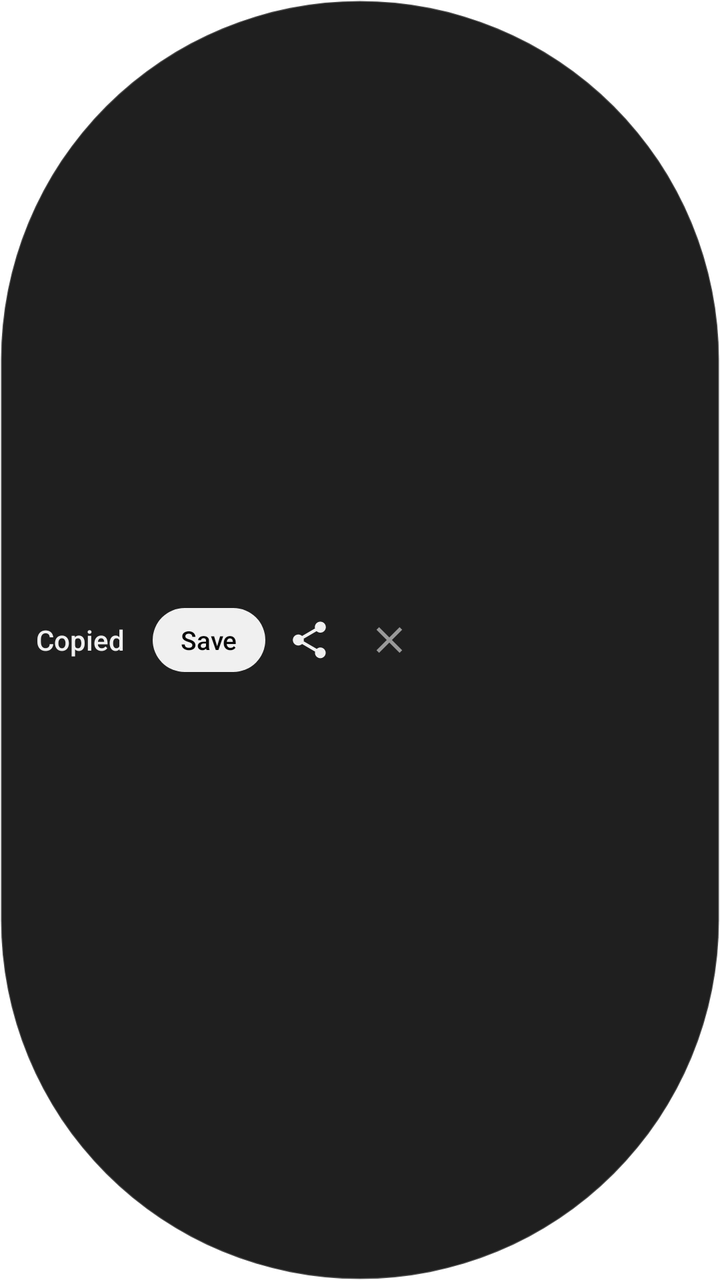
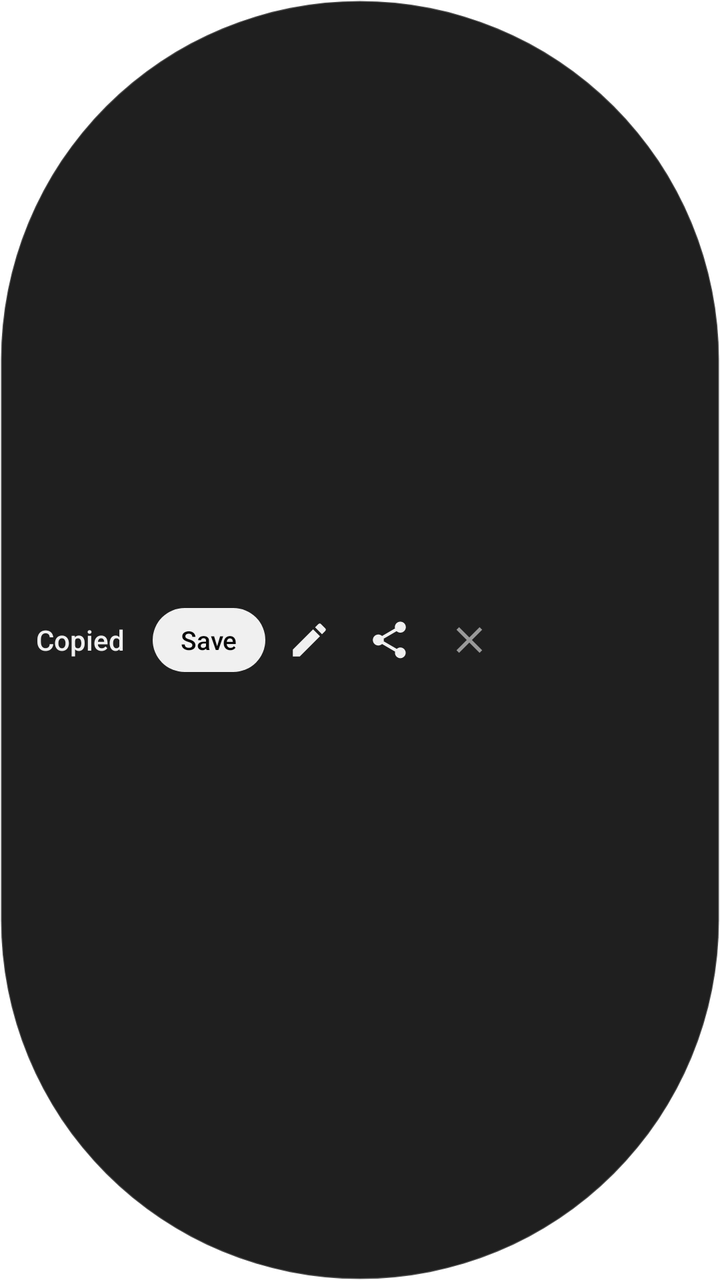

An Android layout rendered at two revisions. The XML below is the earlier revision; the diff shows what the commit changed to produce the second picture.
<!-- AndroidManifest.xml: application theme AppTheme -->
<!-- res/layout/overlay_shot.xml -->
<?xml version="1.0" encoding="utf-8"?>
<LinearLayout xmlns:android="http://schemas.android.com/apk/res/android"
    android:layout_width="wrap_content"
    android:layout_height="wrap_content"
    android:background="@drawable/overlay_bg"
    android:elevation="12dp"
    android:gravity="center_vertical"
    android:orientation="horizontal"
    android:paddingStart="18dp"
    android:paddingEnd="6dp"
    android:paddingVertical="6dp">

    <TextView
        android:id="@+id/label"
        android:layout_width="wrap_content"
        android:layout_height="wrap_content"
        android:fontFamily="sans-serif-medium"
        android:text="@string/copied_short"
        android:textColor="#F0F0F0"
        android:textSize="14sp" />

    <Button
        android:id="@+id/save"
        android:layout_width="wrap_content"
        android:layout_height="32dp"
        android:layout_marginStart="14dp"
        android:background="@drawable/overlay_btn"
        android:fontFamily="sans-serif-medium"
        android:minHeight="0dp"
        android:minWidth="0dp"
        android:paddingHorizontal="14dp"
        android:stateListAnimator="@null"
        android:text="@string/save"
        android:textAllCaps="false"
        android:textColor="#0A0A0A"
        android:textSize="13sp" />

    <ImageButton
        android:id="@+id/share"
        style="@style/IconBtn"
        android:layout_marginStart="2dp"
        android:contentDescription="@string/share"
        android:src="@drawable/ic_share"
        android:tint="#F0F0F0" />

    <ImageButton
        android:id="@+id/dismiss"
        style="@style/IconBtn"
        android:contentDescription="@string/dismiss"
        android:src="@drawable/ic_close"
        android:tint="#999999" />
</LinearLayout>
<!-- resources referenced by this layout -->
<resources>
  <!-- drawable ic_close (drawable) -->
  <vector xmlns:android="http://schemas.android.com/apk/res/android"
      android:width="24dp" android:height="24dp"
      android:viewportWidth="24" android:viewportHeight="24">
      <path android:fillColor="#FFFFFF"
          android:pathData="M19,6.41L17.59,5 12,10.59 6.41,5 5,6.41 10.59,12 5,17.59 6.41,19 12,13.41 17.59,19 19,17.59 13.41,12z" />
  </vector>
  <!-- drawable ic_share (drawable) -->
  <vector xmlns:android="http://schemas.android.com/apk/res/android"
      android:width="24dp" android:height="24dp"
      android:viewportWidth="24" android:viewportHeight="24">
      <path android:fillColor="#FFFFFF"
          android:pathData="M18,16.08c-0.76,0 -1.44,0.3 -1.96,0.77L8.91,12.7c0.05,-0.23 0.09,-0.46 0.09,-0.7s-0.04,-0.47 -0.09,-0.7l7.05,-4.11c0.54,0.5 1.25,0.81 2.04,0.81 1.66,0 3,-1.34 3,-3s-1.34,-3 -3,-3 -3,1.34 -3,3c0,0.24 0.04,0.47 0.09,0.7L8.04,9.81C7.5,9.31 6.79,9 6,9c-1.66,0 -3,1.34 -3,3s1.34,3 3,3c0.79,0 1.5,-0.31 2.04,-0.81l7.12,4.16c-0.05,0.21 -0.08,0.43 -0.08,0.65 0,1.61 1.31,2.92 2.92,2.92 1.61,0 2.92,-1.31 2.92,-2.92s-1.31,-2.92 -2.92,-2.92z" />
  </vector>
  <!-- drawable overlay_bg (drawable) -->
  <shape xmlns:android="http://schemas.android.com/apk/res/android" android:shape="rectangle">
      <solid android:color="#F2141414" />
      <stroke android:width="1dp" android:color="#33FFFFFF" />
      <corners android:radius="999dp" />
  </shape>
  <!-- drawable overlay_btn (drawable) -->
  <shape xmlns:android="http://schemas.android.com/apk/res/android" android:shape="rectangle">
      <solid android:color="#F0F0F0" />
      <corners android:radius="999dp" />
  </shape>
  <string name="copied_short">Copied</string>
  <string name="dismiss">Dismiss</string>
  <string name="save">Save</string>
  <string name="share">Share</string>
  <style name="IconBtn">
          <item name="android:layout_width">40dp</item>
          <item name="android:layout_height">40dp</item>
          <item name="android:padding">9dp</item>
          <item name="android:scaleType">fitCenter</item>
          <item name="android:tint">@color/fg</item>
          <item name="android:background">?android:attr/selectableItemBackgroundBorderless</item>
      </style>
  <style name="AppTheme" parent="AppTheme.Base">
          <item name="android:windowLightStatusBar">true</item>
          <item name="android:windowLightNavigationBar">true</item>
      </style>
  <color name="fg">#0A0A0A</color>
  <style name="AppTheme.Base" parent="@android:style/Theme.DeviceDefault.DayNight">
          <item name="android:windowNoTitle">true</item>
          <item name="android:windowActionBar">false</item>
          <item name="android:windowBackground">@color/bg</item>
          <item name="android:colorBackground">@color/bg</item>
          <item name="android:textColorPrimary">@color/fg</item>
          <item name="android:textColorSecondary">@color/muted</item>
          <item name="android:colorAccent">@color/fg</item>
          <item name="android:colorControlActivated">@color/fg</item>
          <item name="android:colorControlHighlight">#33808080</item>
          <item name="android:statusBarColor">@android:color/transparent</item>
          <item name="android:navigationBarColor">@android:color/transparent</item>
      </style>
  <color name="bg">#FFFFFF</color>
  <color name="muted">#666666</color>
</resources>

<!-- the commit's change to res/layout/overlay_shot.xml (unified diff, before → after) -->
@@ -36,9 +36,16 @@
         android:textSize="13sp" />
 
     <ImageButton
+        android:id="@+id/edit"
+        style="@style/IconBtn"
+        android:layout_marginStart="2dp"
+        android:contentDescription="@string/edit"
+        android:src="@drawable/ic_edit"
+        android:tint="#F0F0F0" />
+
+    <ImageButton
         android:id="@+id/share"
         style="@style/IconBtn"
-        android:layout_marginStart="2dp"
         android:contentDescription="@string/share"
         android:src="@drawable/ic_share"
         android:tint="#F0F0F0" />
<!-- resource entries referenced after the edit -->
@@ -6,6 +6,13 @@
       android:viewportWidth="24" android:viewportHeight="24">
       <path android:fillColor="#FFFFFF"
           android:pathData="M19,6.41L17.59,5 12,10.59 6.41,5 5,6.41 10.59,12 5,17.59 6.41,19 12,13.41 17.59,19 19,17.59 13.41,12z" />
+  </vector>
+  <!-- drawable ic_edit (drawable) -->
+  <vector xmlns:android="http://schemas.android.com/apk/res/android"
+      android:width="24dp" android:height="24dp"
+      android:viewportWidth="24" android:viewportHeight="24">
+      <path android:fillColor="#FFFFFF"
+          android:pathData="M3,17.25V21h3.75L17.81,9.94l-3.75,-3.75L3,17.25zM20.71,7.04c0.39,-0.39 0.39,-1.02 0,-1.41l-2.34,-2.34c-0.39,-0.39 -1.02,-0.39 -1.41,0l-1.83,1.83 3.75,3.75 1.83,-1.83z" />
   </vector>
   <!-- drawable ic_share (drawable) -->
   <vector xmlns:android="http://schemas.android.com/apk/res/android"
@@ -27,6 +34,7 @@
   </shape>
   <string name="copied_short">Copied</string>
   <string name="dismiss">Dismiss</string>
+  <string name="edit">Edit</string>
   <string name="save">Save</string>
   <string name="share">Share</string>
   <style name="IconBtn">
